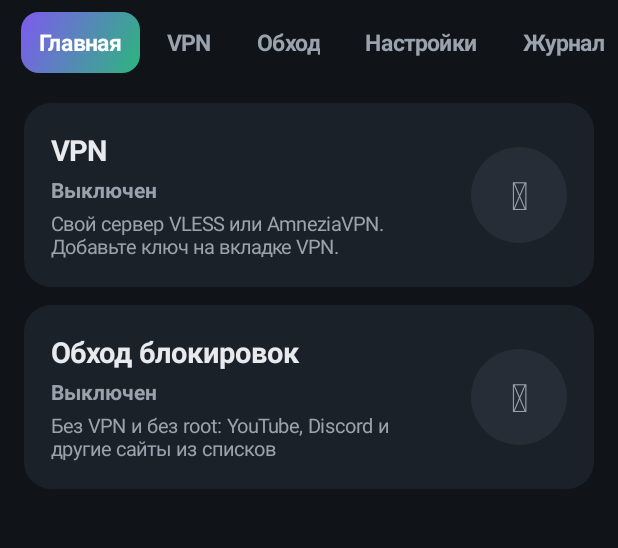
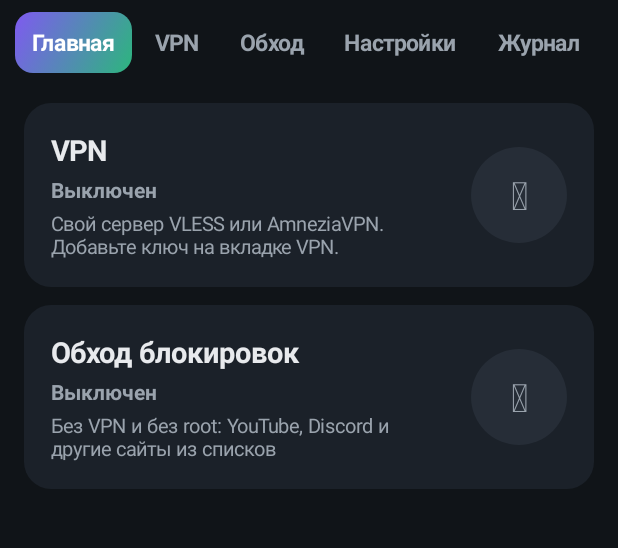
Before and after one commit to Miffk/BypassHub, an Android app: the screen it shows after launch (MainActivity), on a phone screen of 412 x 824 dp, the part 73-621 px from its top. Run offline under Robolectric (Android 15) with nearby library versions, the phone set to English and light mode, and no system bars; network calls fail; 1 statement that could not run was skipped.

Commit message:
Android: tabs always fit on one line
Font shrinks from 15 to 12 sp and paddings tighten to fit the screen
width; very narrow screens scroll instead of wrapping words.

Co-Authored-By: Claude Opus 5.5 <noreply@anthropic.com>
Claude-Session: https://claude.ai/code/session_019GRE8PaUXMX27CDy3uXuRW

```diff
--- a/Android/app/src/main/java/io/github/miffk/bypasshub/ui/MainActivity.kt
+++ b/Android/app/src/main/java/io/github/miffk/bypasshub/ui/MainActivity.kt
@@ -76,25 +76,29 @@ class MainActivity : Activity() {
         })
         root.addView(header)
 
-        // на узких экранах вкладки прокручиваются, на широких — растягиваются на всю ширину
+        // вкладки — всегда в одну строку: шрифт уменьшается под ширину экрана, на совсем узких — прокрутка
         val tabScroll = android.widget.HorizontalScrollView(this).apply {
             isFillViewport = true
             isHorizontalScrollBarEnabled = false
         }
-        val tabRow = Ui.hbox(this).apply { setPadding(dp(14), 0, dp(14), dp(8)) }
+        val tabRow = Ui.hbox(this).apply { setPadding(dp(10), 0, dp(10), dp(8)) }
         tabScroll.addView(tabRow)
         for ((key, label) in listOf("home" to "Главная", "vpn" to "VPN", "bypass" to "Обход",
                                     "settings" to "Настройки", "log" to "Журнал")) {
             val t = Ui.text(this, label, 15f, Ui.MUTED, true).apply {
                 gravity = Gravity.CENTER
-                setPadding(dp(12), dp(10), dp(12), dp(10))
+                isSingleLine = true
+                setPadding(dp(10), dp(10), dp(10), dp(10))
                 isFocusable = true
                 isClickable = true
                 setOnClickListener { show(key) }
             }
             tabs[key] = t
             tabRow.addView(t, LinearLayout.LayoutParams(ViewGroup.LayoutParams.WRAP_CONTENT,
-                ViewGroup.LayoutParams.WRAP_CONTENT, 1f).apply { marginEnd = dp(6) })
+                ViewGroup.LayoutParams.WRAP_CONTENT, 1f).apply { marginEnd = dp(4) })
+        }
+        tabScroll.addOnLayoutChangeListener { v, l, _, r, _, ol, _, or, _ ->
+            if (r - l != or - ol) v.post { fitTabs(r - l) }
         }
         root.addView(tabScroll)
 
@@ -155,6 +159,26 @@ class MainActivity : Activity() {
     }
 
     // ---------------------------------------------------------------- вкладки
+    /** Самый крупный шрифт (от 15 до 12 sp) и отступы, при которых все вкладки помещаются в ширину экрана. */
+    private fun fitTabs(available: Int) {
+        if (available <= 0 || tabs.isEmpty()) return
+        val paint = android.text.TextPaint(tabs.values.first().paint)
+        fun fits(size: Float, pad: Int): Boolean {
+            paint.textSize = android.util.TypedValue.applyDimension(android.util.TypedValue.COMPLEX_UNIT_SP, size,
+                resources.displayMetrics)
+            val text = tabs.values.sumOf { paint.measureText(it.text.toString()).toDouble() }
+            return text + tabs.size * (2 * dp(pad) + dp(4)) + dp(20) <= available
+        }
+        var pad = 10
+        var size = 15f
+        while (size > 12f && !fits(size, pad)) size -= 0.5f
+        if (!fits(size, pad)) pad = 6
+        tabs.values.forEach {
+            it.textSize = size
+            it.setPadding(dp(pad), dp(10), dp(pad), dp(10))
+        }
+    }
+
     private fun show(key: String) {
         page = key
         for ((k, t) in tabs) {
```
